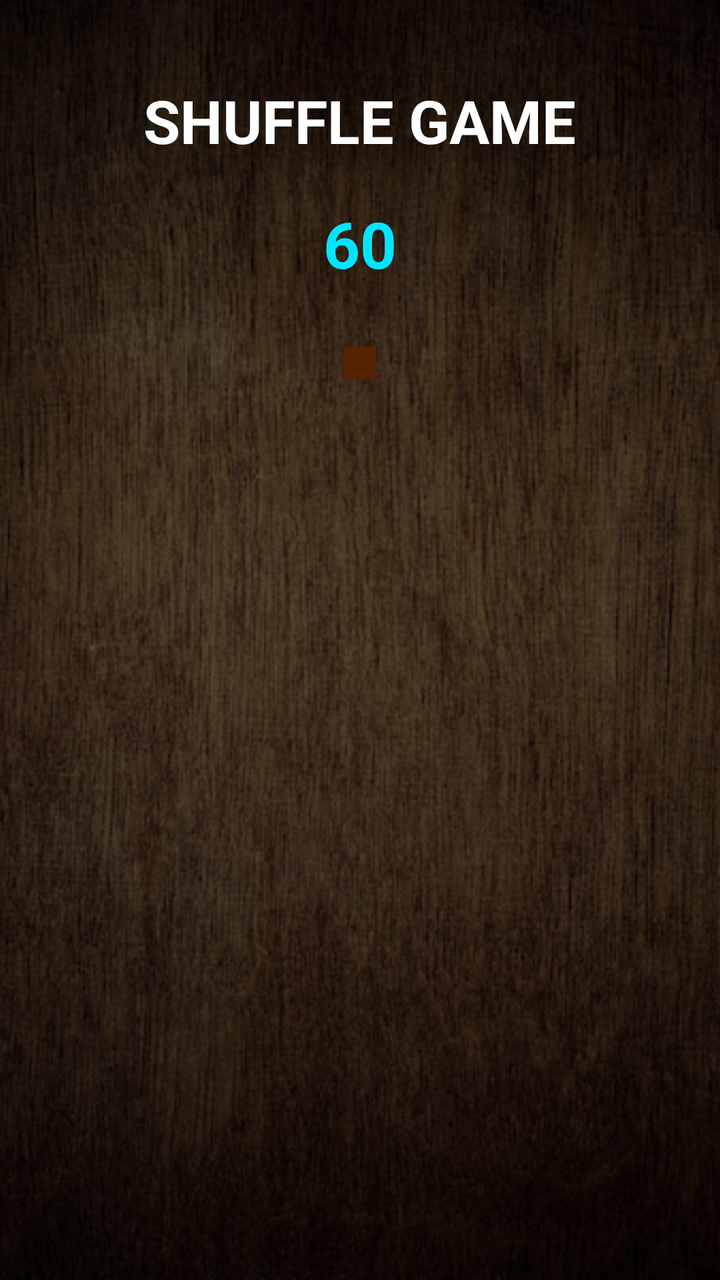
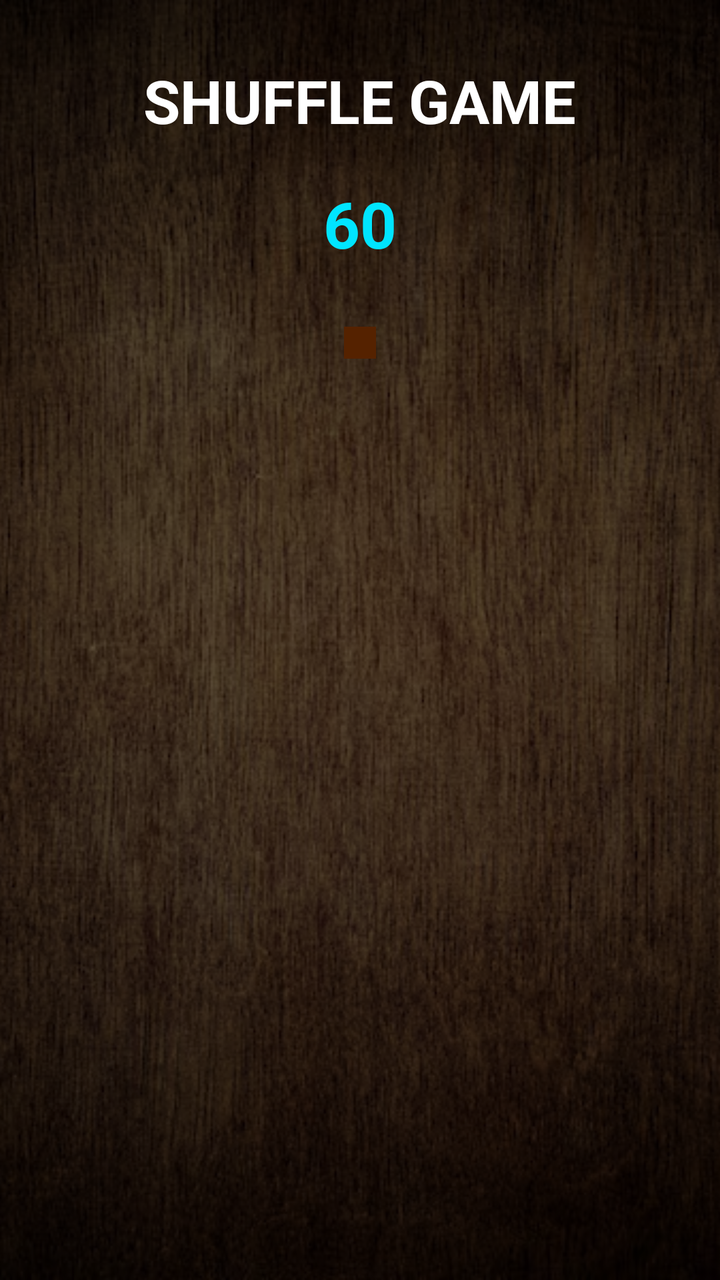

Before-and-after screenshots of an Android layout around one commit, followed by the original layout XML and the change that was made.
<!-- AndroidManifest.xml: application theme Theme.ShuffleGame -->
<!-- res/layout/activity_game.xml -->
<?xml version="1.0" encoding="utf-8"?>
<FrameLayout
    xmlns:android="http://schemas.android.com/apk/res/android"

    android:layout_width="match_parent"

    android:layout_height="match_parent">

    
    
    

    <ImageView
        android:layout_width="match_parent"

        android:layout_height="match_parent"

        android:src="@drawable/fundo_madeira"

        android:scaleType="centerCrop"/>

    
    
    

    <View
        android:layout_width="match_parent"

        android:layout_height="match_parent"

        android:background="#99000000"/>

    
    
    

    <LinearLayout
        android:layout_width="match_parent"

        android:layout_height="match_parent"

        android:orientation="vertical"

        android:gravity="center_horizontal"

        android:padding="20dp">

        
        
        

        <TextView
            android:layout_width="wrap_content"

            android:layout_height="wrap_content"

            android:text="SHUFFLE GAME"

            android:textColor="#FFFFFF"

            android:textSize="30sp"

            android:textStyle="bold"

            android:layout_marginTop="20dp"

            android:layout_marginBottom="20dp"/>

        
        
        

        <TextView
            android:id="@+id/txtTempo"

            android:layout_width="wrap_content"

            android:layout_height="wrap_content"

            android:text="60"

            android:textColor="#00E5FF"

            android:textStyle="bold"

            android:textSize="32sp"

            android:layout_marginBottom="30dp"/>

        
        
        

        <GridLayout
            android:id="@+id/gridJogo"

            android:layout_width="wrap_content"

            android:layout_height="wrap_content"

            android:background="#552200"

            android:padding="8dp"

            android:layout_marginBottom="20dp"/>

    </LinearLayout>

    
    
    

    <LinearLayout
        android:id="@+id/layoutVitoria"

        android:layout_width="match_parent"

        android:layout_height="match_parent"

        android:orientation="vertical"

        android:gravity="center"

        android:background="#CC000000"

        android:visibility="gone">

        
        <LinearLayout
            android:layout_width="320dp"

            android:layout_height="wrap_content"

            android:orientation="vertical"

            android:background="#FF1E1E1E"

            android:padding="24dp"

            android:gravity="center_horizontal">

            
            <TextView
                android:layout_width="wrap_content"

                android:layout_height="wrap_content"

                android:text="VITÓRIA"

                android:textColor="#FFD700"

                android:textSize="30sp"

                android:textStyle="bold"

                android:layout_marginBottom="20dp"/>

            
            <ImageView
                android:layout_width="120dp"

                android:layout_height="120dp"

                android:src="@drawable/trofeu"

                android:layout_marginBottom="20dp"/>

            
            <Button
                android:id="@+id/btnJogarNovamente"

                android:layout_width="match_parent"

                android:layout_height="wrap_content"

                android:text="JOGAR NOVAMENTE"

                android:textStyle="bold"

                android:layout_marginBottom="15dp"/>

            
            <Button
                android:id="@+id/btnMenu"

                android:layout_width="match_parent"

                android:layout_height="wrap_content"

                android:text="MENU"

                android:textStyle="bold"/>
        </LinearLayout>

    </LinearLayout>

    
    
    

    <LinearLayout
        android:id="@+id/layoutGameOver"

        android:layout_width="match_parent"

        android:layout_height="match_parent"

        android:orientation="vertical"

        android:gravity="center"

        android:background="#CC000000"

        android:visibility="gone">

        
        <LinearLayout
            android:layout_width="320dp"

            android:layout_height="wrap_content"

            android:orientation="vertical"

            android:background="#FF1E1E1E"

            android:padding="24dp"

            android:gravity="center_horizontal">

            
            <TextView
                android:layout_width="wrap_content"

                android:layout_height="wrap_content"

                android:text="GAME OVER"

                android:textColor="#FF4444"

                android:textSize="30sp"

                android:textStyle="bold"

                android:layout_marginBottom="20dp"/>

            
            <ImageView
                android:layout_width="120dp"

                android:layout_height="120dp"

                android:src="@drawable/caveira"

                android:layout_marginBottom="20dp"/>

            
            <Button
                android:id="@+id/btnTentarNovamente"

                android:layout_width="match_parent"

                android:layout_height="wrap_content"

                android:text="TENTAR NOVAMENTE"

                android:textStyle="bold"

                android:layout_marginBottom="15dp"/>

            
            <Button
                android:id="@+id/btnMenuGameOver"

                android:layout_width="match_parent"

                android:layout_height="wrap_content"

                android:text="MENU"

                android:textStyle="bold"/>
        </LinearLayout>

    </LinearLayout>

</FrameLayout>
<!-- resources referenced by this layout -->
<resources>
  <!-- drawable caveira: png bitmap (drawable, 105625 bytes) -->
  <!-- drawable fundo_madeira: png bitmap (drawable, 824512 bytes) -->
  <!-- drawable trofeu: png bitmap (drawable, 100871 bytes) -->
  <style name="Theme.ShuffleGame" parent="Base.Theme.ShuffleGame" />
  <style name="Base.Theme.ShuffleGame" parent="Theme.Material3.DayNight.NoActionBar">
          
          
      </style>
</resources>

<!-- the commit's change to res/layout/activity_game.xml (unified diff, before → after) -->
@@ -43,7 +43,7 @@
 
         android:gravity="center_horizontal"
 
-        android:padding="20dp">
+        android:padding="10dp">
 
         
         
